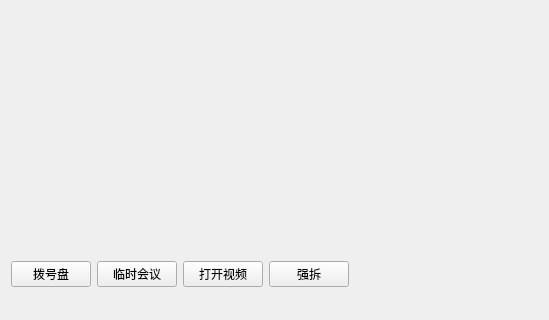
Old version of the form vcdp/vcdpmain.ui in the repository xusnowy/vcdp; both pictures show x 0 to 549 and y 297 to 617 of the 823 by 617 pixel window.
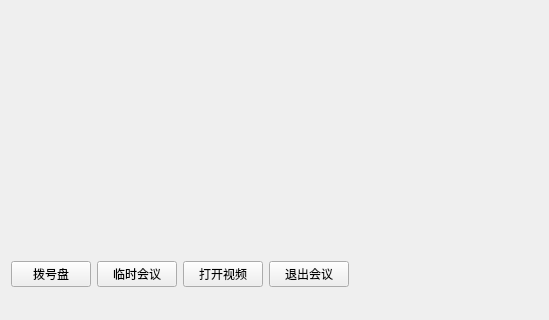
New version of the form.

Commit message: 增加拨号盘，增加推出会议，测试进入会议，显示有异常

The edit to the form file:
```diff
--- a/vcdp/vcdpmain.ui
+++ b/vcdp/vcdpmain.ui
@@ -54,7 +54,7 @@
       <item>
        <widget class="QPushButton" name="pushButton_8">
         <property name="text">
-         <string>强拆</string>
+         <string>退出会议</string>
         </property>
        </widget>
       </item>
```
Left out of the diff: 36 changed lines with no effect on the pictures. The commit also changes 7 other files.
